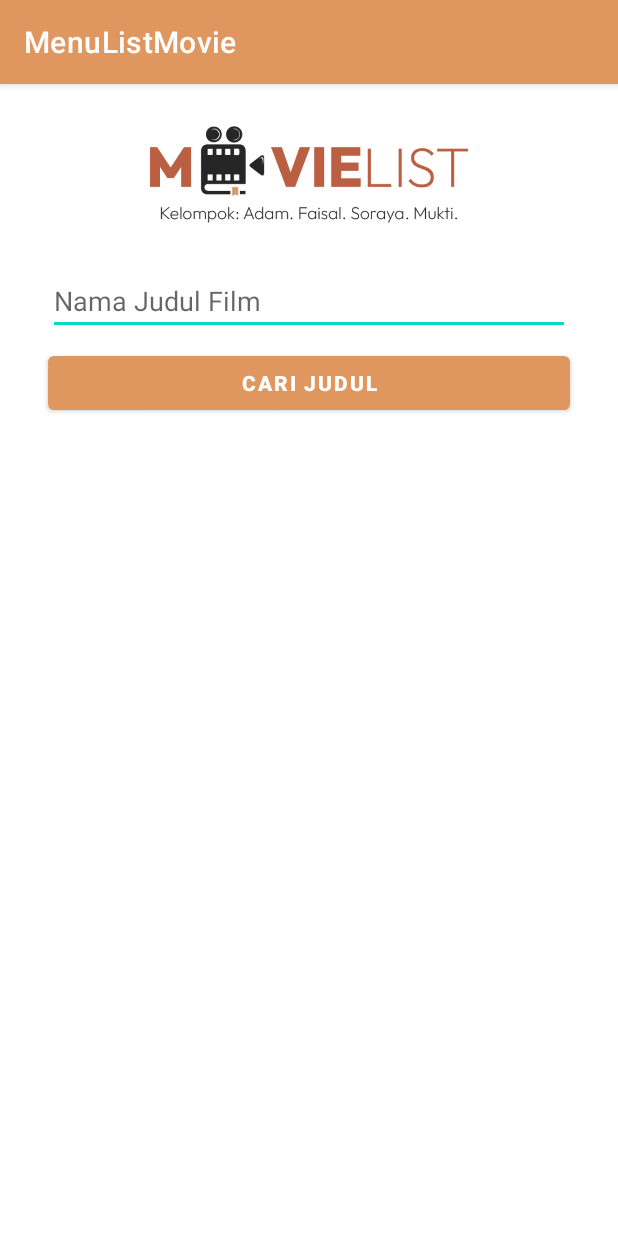
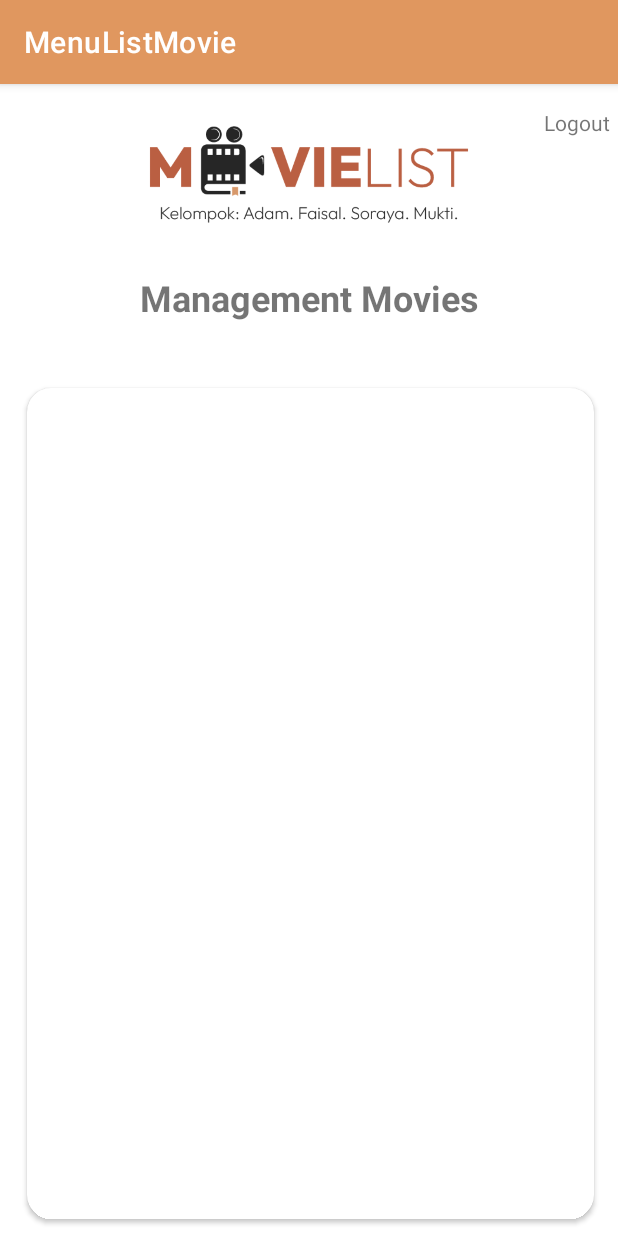
Before and after one commit to faqirkuota/uas-pemograman-bergerak, an Android app: the ManagementMoviesActivity screen opened directly, with no data from a screen before it, on a phone screen of 412 x 824 dp. Run offline under Robolectric (Android 15) with nearby library versions, the phone set to English and light mode, and no system bars; our stand-ins replace Firebase (no records; nobody signed in at launch, a user with empty details on screens opened directly).

Commit message:
Add changes

```diff
--- a/MenuListMovie/app/src/main/AndroidManifest.xml
+++ b/MenuListMovie/app/src/main/AndroidManifest.xml
@@ -11,10 +11,10 @@
         android:supportsRtl="true"
         android:theme="@style/Theme.MenuListMovie">
         <activity
-            android:name=".ManagementMoviesActivity"
+            android:name=".EditMovieActivity"
             android:exported="false" />
         <activity
-            android:name=".ManagemntMoviesActivity"
+            android:name=".ManagementMoviesActivity"
             android:exported="false" />
         <activity
             android:name=".SearchActivity"
--- a/MenuListMovie/app/src/main/java/com/example/menulistmovie/ManagementMoviesActivity.kt
+++ b/MenuListMovie/app/src/main/java/com/example/menulistmovie/ManagementMoviesActivity.kt
@@ -1,11 +1,46 @@
 package com.example.menulistmovie
 
 import android.os.Bundle
+import android.widget.ListView
+import android.widget.TextView
 import androidx.appcompat.app.AppCompatActivity
+import com.google.firebase.auth.FirebaseAuth
+import com.google.firebase.database.*
 
 class ManagementMoviesActivity : AppCompatActivity() {
+    private lateinit var ref : DatabaseReference
+    private lateinit var listMgMov : ListView
+    private lateinit var movMgList : MutableList<Movies>
+    private lateinit var logout : TextView
+    private lateinit var otentikasi : FirebaseAuth
+
+
     override fun onCreate(savedInstanceState: Bundle?) {
         super.onCreate(savedInstanceState)
         setContentView(R.layout.activity_management_movies)
+        ref = FirebaseDatabase.getInstance().getReference("movieList")
+        listMgMov = findViewById(R.id.lvmgmov)
+        movMgList = mutableListOf()
+        logout = findViewById(R.id.logoutmg)
+        ref.addValueEventListener(object : ValueEventListener {
+            override fun onDataChange(snapshot: DataSnapshot) {
+                if(snapshot.exists()){
+                    movMgList.clear()
+                    for(h : DataSnapshot in snapshot.children){
+                        val movies : Movies? = h.getValue(Movies::class.java)
+                        if(movies != null){
+                            movMgList.add(movies)
+                        }
+                    }
+                    val adapter = MoviesMgAdapter(this@ManagementMoviesActivity, R.layout.movie_mg_item, movMgList)
+                    listMgMov.adapter = adapter
+                }
+            }
+
+            override fun onCancelled(error: DatabaseError) {
+            }
+        })
     }
+
+
 }
--- a/MenuListMovie/app/src/main/res/layout/activity_management_movies.xml
+++ b/MenuListMovie/app/src/main/res/layout/activity_management_movies.xml
@@ -5,6 +5,32 @@
     android:layout_width="match_parent"
     android:layout_height="match_parent"
     tools:context=".ManagementMoviesActivity">
+
+    <TextView
+        android:id="@+id/logoutmg"
+        android:layout_width="wrap_content"
+        android:layout_height="wrap_content"
+        android:layout_marginTop="16dp"
+        android:text="Logout"
+        app:layout_constraintBottom_toBottomOf="@+id/imageView"
+        app:layout_constraintEnd_toEndOf="parent"
+        app:layout_constraintHorizontal_bias="0.986"
+        app:layout_constraintStart_toStartOf="parent"
+        app:layout_constraintTop_toTopOf="parent"
+        app:layout_constraintVertical_bias="0.0" />
+
+    <TextView
+        android:id="@+id/textView3"
+        android:layout_width="wrap_content"
+        android:layout_height="wrap_content"
+        android:layout_marginTop="12dp"
+        android:text="Management Movies"
+        android:textSize="24sp"
+        android:textStyle="bold"
+        app:layout_constraintEnd_toEndOf="parent"
+        app:layout_constraintStart_toStartOf="parent"
+        app:layout_constraintTop_toBottomOf="@+id/imageView" />
+
     <ImageView
         android:id="@+id/imageView"
         android:layout_width="0dp"
@@ -18,40 +44,27 @@
         app:layout_constraintTop_toTopOf="parent"
         app:srcCompat="@drawable/logokel" />
 
-    <EditText
-        android:id="@+id/etnama"
-        android:layout_width="0dp"
-        android:layout_height="wrap_content"
-        android:layout_marginTop="8dp"
-        android:ems="10"
-        android:hint="Nama Judul Film"
-        android:inputType="textPersonName"
-        app:layout_constraintEnd_toEndOf="@+id/imageView"
-        app:layout_constraintHorizontal_bias="0.549"
-        app:layout_constraintStart_toStartOf="@+id/imageView"
-        app:layout_constraintTop_toBottomOf="@+id/imageView" />
-
-    <Button
-        android:id="@+id/bSearch"
-        android:layout_width="0dp"
-        android:layout_height="wrap_content"
-        android:layout_marginTop="8dp"
-        android:text="Cari Judul"
-        android:textColor="#ffffff"
-        android:textStyle="bold"
-        app:layout_constraintEnd_toEndOf="@+id/etnama"
-        app:layout_constraintStart_toStartOf="@+id/etnama"
-        app:layout_constraintTop_toBottomOf="@+id/etnama" />
+    <androidx.cardview.widget.CardView
+        android:id="@+id/cardView"
+        android:layout_width="378dp"
+        android:layout_height="554dp"
+        android:layout_marginStart="32dp"
+        android:layout_marginEnd="32dp"
+        app:cardCornerRadius="16dp"
+        app:layout_constraintBottom_toBottomOf="parent"
+        app:layout_constraintEnd_toEndOf="parent"
+        app:layout_constraintHorizontal_bias="0.483"
+        app:layout_constraintStart_toStartOf="parent"
+        app:layout_constraintTop_toBottomOf="@+id/textView3"
+        app:layout_constraintVertical_bias="0.8">
 
         <ListView
-        android:id="@+id/lvmov"
+            android:id="@+id/lvmgmov"
             android:layout_width="0dp"
             android:layout_height="551dp"
             android:layout_marginTop="16dp"
             app:layout_constraintEnd_toEndOf="@+id/bSearch"
             app:layout_constraintStart_toStartOf="@+id/bSearch"
             app:layout_constraintTop_toBottomOf="@+id/bSearch" />
-
-
-
+    </androidx.cardview.widget.CardView>
 </androidx.constraintlayout.widget.ConstraintLayout>
```
Also changed, not shown: MenuListMovie/app/src/main/java/com/example/menulistmovie/EditMovieActivity.kt (added, +11 -0 lines), MenuListMovie/app/src/main/java/com/example/menulistmovie/MoviesMgAdapter.kt (added, +69 -0 lines), MenuListMovie/app/src/main/res/layout/activity_edit_movie.xml (added, +122 -0 lines), MenuListMovie/app/src/main/res/layout/movie_mg_item.xml (added, +83 -0 lines). Lines whose indentation alone changed are shown as unchanged.
